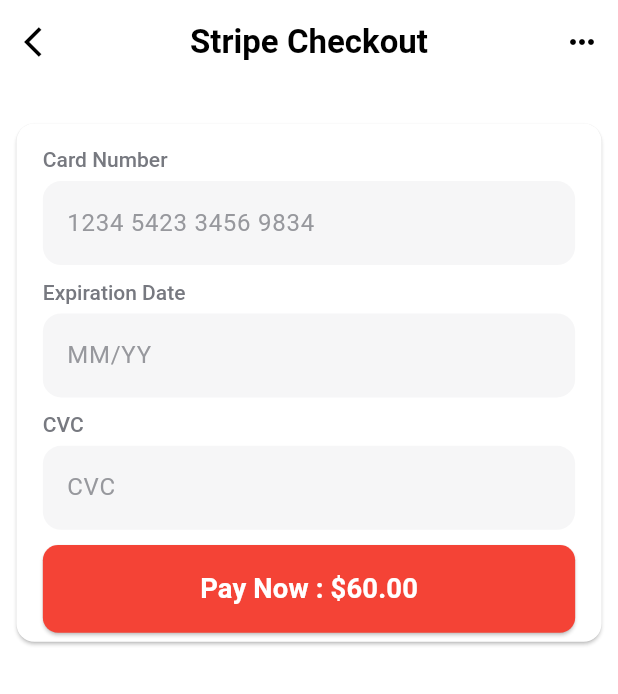
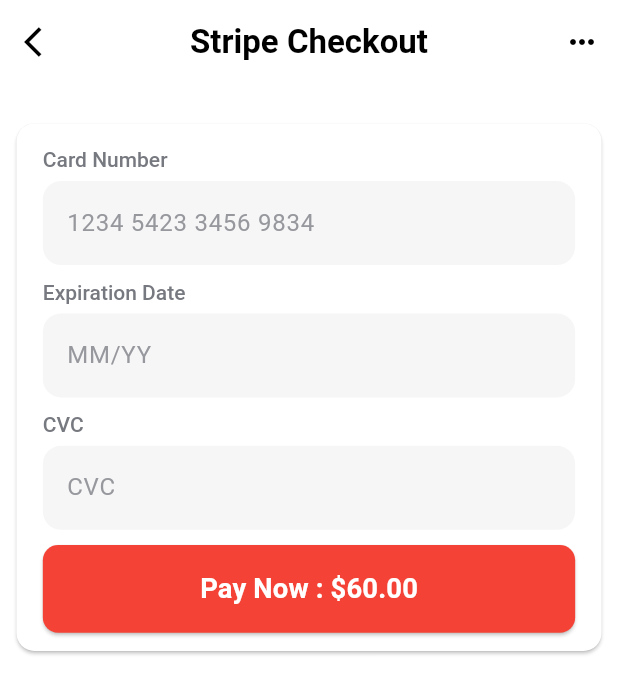
Before and after one commit to backbencherstudio/mussweg, a Flutter app: the StripeCheckoutScreen screen opened by its route, on a phone screen of 412 x 824 dp. Shown: the top 694 px of the screen. Run offline on Flutter 3.47's test engine with Material 3 defaults, Android fonts, the phone set to English and light mode, and no system bars; our stand-ins replace flutter_screenutil, flutter_svg, get_it, smooth_page_indicator.

Commit message:
fix stripe screen

```diff
--- a/lib/views/checkout/screen/stripe_checkout_screen.dart
+++ b/lib/views/checkout/screen/stripe_checkout_screen.dart
@@ -54,7 +54,8 @@
                       SizedBox(height: 6.h,),
                       CustomTextFormField(hintText: 'CVC',),
                       SizedBox(height: 10.h,),
-                      CustomButton(text: 'Pay Now : \$60.00', textColor: Colors.white, buttonColor: Colors.red, onPressed: (){})
+                      CustomButton(text: 'Pay Now : \$60.00', textColor: Colors.white, buttonColor: Colors.red, onPressed: (){}),
+                      SizedBox(height: 6.h,),
                     ],
                   ),
                 ),
```
